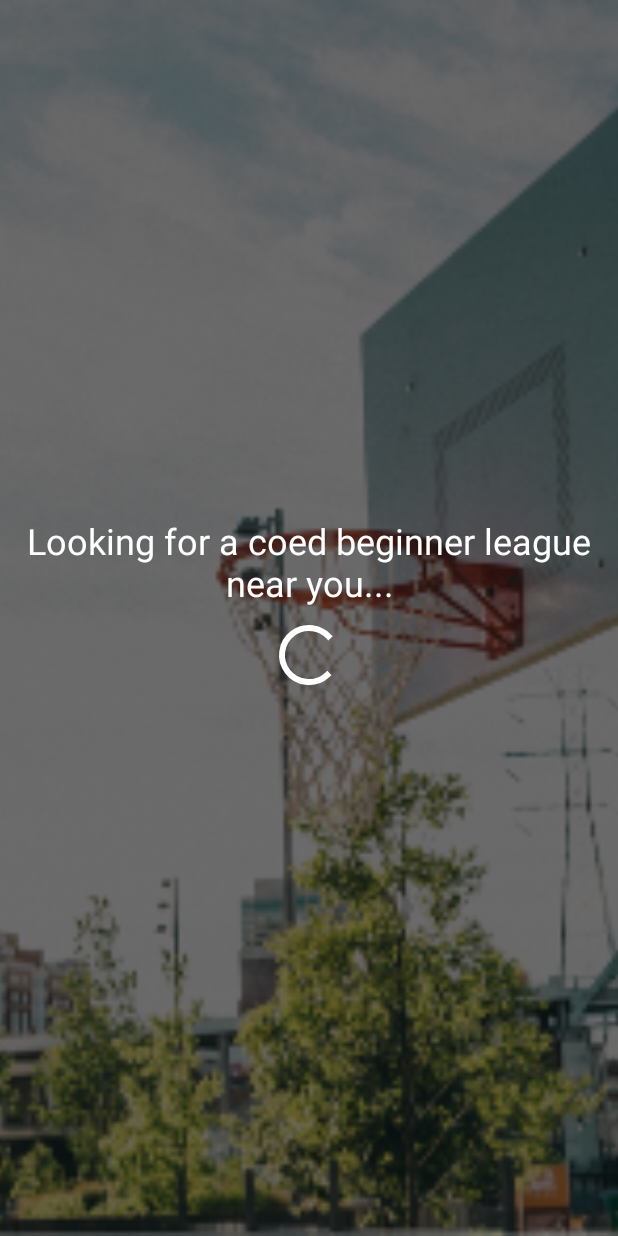
After one commit to JhorAVi/SWOOSH, an Android app: the layout activity_finish.xml on its own in the app's theme, with its tools: preview values and no code run, on a phone screen of 412 x 824 dp. The commit adds this screen. Run offline under Robolectric (Android 15) with nearby library versions, the phone set to English and light mode, and no system bars.

Commit message:
Finished Finish Activity

```diff
--- a/app/src/main/java/com/example/jhoravi/swoosh/BaseActivity.kt
+++ b/app/src/main/java/com/example/jhoravi/swoosh/Controller/BaseActivity.kt
@@ -1,4 +1,4 @@
-package com.example.jhoravi.swoosh
+package com.example.jhoravi.swoosh.Controller
 
 import android.support.v7.app.AppCompatActivity
 import android.os.Bundle
--- a/app/src/main/java/com/example/jhoravi/swoosh/LeagueActivity.kt
+++ b/app/src/main/java/com/example/jhoravi/swoosh/Controller/LeagueActivity.kt
@@ -1,9 +1,11 @@
-package com.example.jhoravi.swoosh
+package com.example.jhoravi.swoosh.Controller
 
 import android.content.Intent
 import android.os.Bundle
 import android.view.View
 import android.widget.Toast
+import com.example.jhoravi.swoosh.Utilities.EXTRA_LEAGUE
+import com.example.jhoravi.swoosh.R
 import kotlinx.android.synthetic.main.activity_league.*
 
 class LeagueActivity : BaseActivity() {
--- a/app/src/main/java/com/example/jhoravi/swoosh/WelcomeActivity.kt
+++ b/app/src/main/java/com/example/jhoravi/swoosh/Controller/WelcomeActivity.kt
@@ -1,8 +1,8 @@
-package com.example.jhoravi.swoosh
+package com.example.jhoravi.swoosh.Controller
 
 import android.content.Intent
-import android.support.v7.app.AppCompatActivity
 import android.os.Bundle
+import com.example.jhoravi.swoosh.R
 import kotlinx.android.synthetic.main.activity_welcome.*
 
 class WelcomeActivity : BaseActivity() {
--- /dev/null
+++ b/app/src/main/res/layout/activity_finish.xml
@@ -0,0 +1,50 @@
+<?xml version="1.0" encoding="utf-8"?>
+<android.support.constraint.ConstraintLayout xmlns:android="http://schemas.android.com/apk/res/android"
+    xmlns:app="http://schemas.android.com/apk/res-auto"
+    xmlns:tools="http://schemas.android.com/tools"
+    android:layout_width="match_parent"
+    android:layout_height="match_parent"
+    tools:context="com.example.jhoravi.swoosh.Controller.FinishActivity">
+
+    <ImageView
+        android:id="@+id/imageView5"
+        android:layout_width="0dp"
+        android:layout_height="0dp"
+        android:scaleType="centerCrop"
+        app:layout_constraintBottom_toBottomOf="parent"
+        app:layout_constraintEnd_toEndOf="parent"
+        app:layout_constraintStart_toStartOf="parent"
+        app:layout_constraintTop_toTopOf="parent"
+        app:srcCompat="@drawable/exercisebg"
+        android:contentDescription="@string/background_image" />
+
+    <TextView
+        android:id="@+id/searchLeagueText"
+        android:layout_width="0dp"
+        android:layout_height="wrap_content"
+        android:layout_marginBottom="8dp"
+        android:layout_marginEnd="16dp"
+        android:layout_marginStart="16dp"
+        android:layout_marginTop="8dp"
+        android:textAlignment="center"
+        android:textColor="@android:color/background_light"
+        android:textSize="24sp"
+        app:layout_constraintBottom_toBottomOf="parent"
+        app:layout_constraintEnd_toEndOf="parent"
+        app:layout_constraintStart_toStartOf="parent"
+        app:layout_constraintTop_toTopOf="parent"
+        app:layout_constraintVertical_bias="0.45"
+        tools:text="Looking for a coed beginner league near you..." />
+
+    <ProgressBar
+        android:id="@+id/progressBar"
+        style="?android:attr/progressBarStyle"
+        android:layout_width="wrap_content"
+        android:layout_height="wrap_content"
+        android:layout_marginEnd="8dp"
+        android:layout_marginStart="8dp"
+        android:layout_marginTop="8dp"
+        app:layout_constraintEnd_toEndOf="parent"
+        app:layout_constraintStart_toStartOf="parent"
+        app:layout_constraintTop_toBottomOf="@+id/searchLeagueText" />
+</android.support.constraint.ConstraintLayout>
--- a/app/src/main/res/layout/activity_league.xml
+++ b/app/src/main/res/layout/activity_league.xml
@@ -4,7 +4,7 @@
     xmlns:tools="http://schemas.android.com/tools"
     android:layout_width="match_parent"
     android:layout_height="match_parent"
-    tools:context="com.example.jhoravi.swoosh.LeagueActivity">
+    tools:context="com.example.jhoravi.swoosh.Controller.LeagueActivity">
 
     <ImageView
         android:id="@+id/imageView3"
--- a/app/src/main/res/layout/activity_welcome.xml
+++ b/app/src/main/res/layout/activity_welcome.xml
@@ -4,7 +4,7 @@
     xmlns:tools="http://schemas.android.com/tools"
     android:layout_width="match_parent"
     android:layout_height="match_parent"
-    tools:context="com.example.jhoravi.swoosh.WelcomeActivity">
+    tools:context="com.example.jhoravi.swoosh.Controller.WelcomeActivity">
 
     <ImageView
         android:id="@+id/imageView"
```
Also changed, not shown: app/src/main/AndroidManifest.xml (+6 -4 lines), app/src/main/java/com/example/jhoravi/swoosh/Constants.kt (deleted, +0 -7 lines), app/src/main/java/com/example/jhoravi/swoosh/Controller/FinishActivity.kt (added, +25 -0 lines), app/src/main/java/com/example/jhoravi/swoosh/Controller/SkillActivity.kt (added, +47 -0 lines), app/src/main/java/com/example/jhoravi/swoosh/SkillActivity.kt (deleted, +0 -15 lines), app/src/main/java/com/example/jhoravi/swoosh/Utilities/Constants.kt (added, +8 -0 lines), app/src/main/res/layout/activity_skill.xml (+7 -3 lines).
